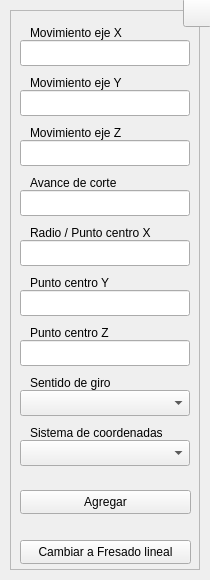
First picture: the form in interfaces/ui_files/radial_mill.ui, repository Raw0201/GCode2, before the edit.
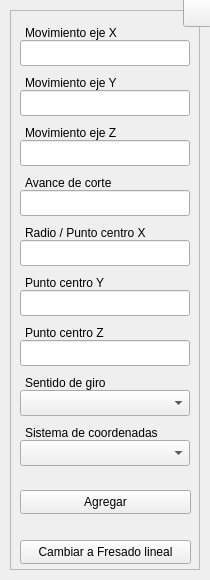
Second picture: the form after the edit. Icons and pictures are not drawn.

```diff
--- a/interfaces/ui_files/radial_mill.ui
+++ b/interfaces/ui_files/radial_mill.ui
@@ -2221,7 +2221,7 @@
      </property>
      <property name="geometry">
       <rect>
-       <x>20</x>
+       <x>15</x>
        <y>10</y>
        <width>105</width>
        <height>26</height>
@@ -2277,9 +2277,9 @@
      </property>
      <property name="geometry">
       <rect>
-       <x>20</x>
+       <x>15</x>
        <y>360</y>
-       <width>118</width>
+       <width>90</width>
        <height>26</height>
       </rect>
      </property>
@@ -2355,7 +2355,7 @@
      </property>
      <property name="geometry">
       <rect>
-       <x>20</x>
+       <x>15</x>
        <y>110</y>
        <width>105</width>
        <height>26</height>
@@ -2408,9 +2408,9 @@
      </property>
      <property name="geometry">
       <rect>
-       <x>20</x>
+       <x>15</x>
        <y>160</y>
-       <width>98</width>
+       <width>97</width>
        <height>26</height>
       </rect>
      </property>
@@ -2498,9 +2498,9 @@
      </property>
      <property name="geometry">
       <rect>
-       <x>20</x>
+       <x>15</x>
        <y>210</y>
-       <width>131</width>
+       <width>132</width>
        <height>26</height>
       </rect>
      </property>
@@ -2551,7 +2551,7 @@
      </property>
      <property name="geometry">
       <rect>
-       <x>20</x>
+       <x>15</x>
        <y>60</y>
        <width>105</width>
        <height>26</height>
@@ -2595,9 +2595,9 @@
      </property>
      <property name="geometry">
       <rect>
-       <x>20</x>
+       <x>15</x>
        <y>410</y>
-       <width>141</width>
+       <width>139</width>
        <height>26</height>
       </rect>
      </property>
@@ -2648,9 +2648,9 @@
      </property>
      <property name="geometry">
       <rect>
-       <x>20</x>
+       <x>15</x>
        <y>260</y>
-       <width>91</width>
+       <width>90</width>
        <height>26</height>
       </rect>
      </property>
@@ -2701,9 +2701,9 @@
      </property>
      <property name="geometry">
       <rect>
-       <x>20</x>
+       <x>15</x>
        <y>310</y>
-       <width>91</width>
+       <width>90</width>
        <height>26</height>
       </rect>
      </property>
```
